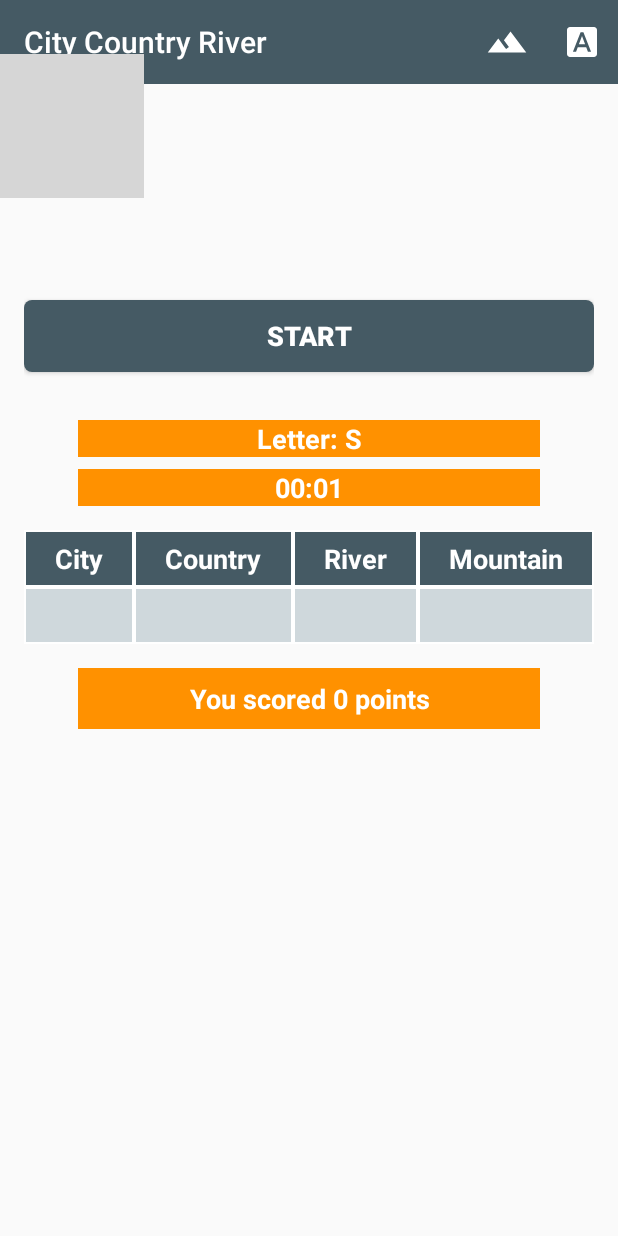
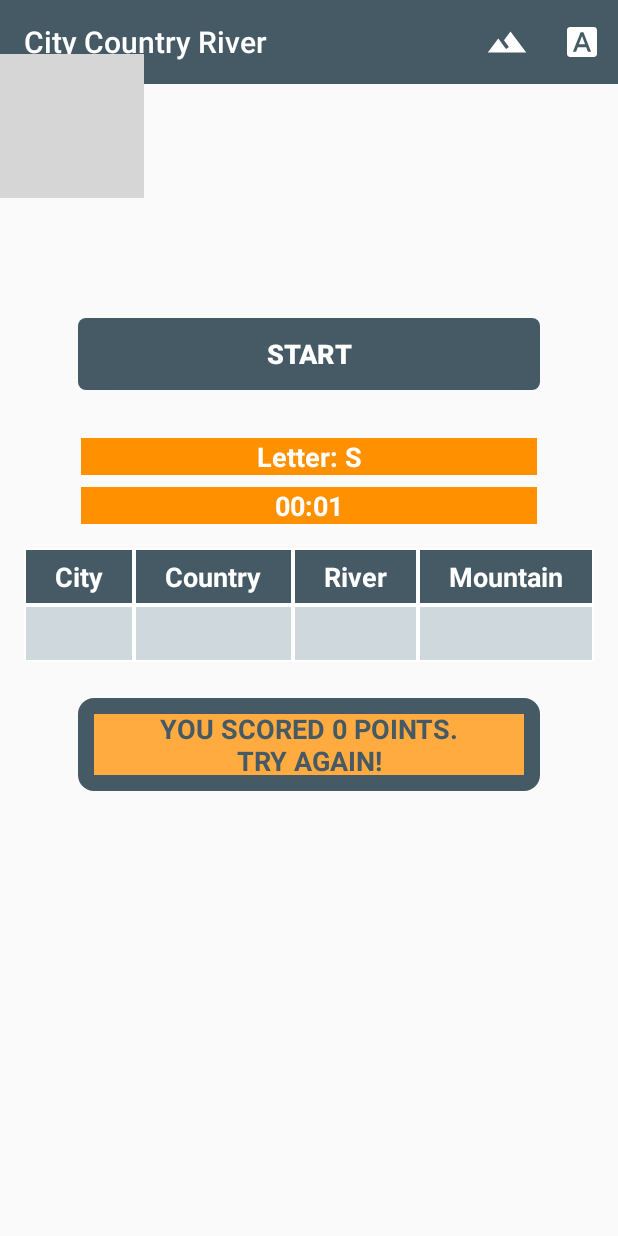
Before and after one commit to hildegw/StadtLandFluss, an Android app: the screen it shows after launch (MainActivity), after a tap on "STOP", on a phone screen of 412 x 824 dp. Run offline under Robolectric (Android 15) with nearby library versions, the light colour scheme and no system bars; our stand-ins replace Firebase (no records; nobody signed in at launch, a user with empty details on screens opened directly); 3 other taps on this screen came first; grey boxes are pictures that could not be loaded.

Commit message:
some smaller changes in layout and color

```diff
--- a/app/src/main/java/com/example/android/stadtlandfluss/MainActivity.java
+++ b/app/src/main/java/com/example/android/stadtlandfluss/MainActivity.java
@@ -344,9 +344,19 @@ public class MainActivity extends AppCompatActivity {
         //display score
         String showScore = valueOf(score);
         TextView scoreText = (TextView) findViewById(R.id.your_score_is);
-        scoreText.setText(getString(R.string.your_score_is) + " " + showScore + " points");
+        if(score <= 30){
+            scoreText.setText(getString(R.string.your_score_is) + " " + showScore + " points.\n"
+                + "Try again!");
+        } else if(30 < score && score <= 80) {
+            scoreText.setText(getString(R.string.your_score_is) + " " + showScore + " points.\n"
+                    + "Not bad - try again!");
+        } else if (score > 80) {
+            scoreText.setText(getString(R.string.your_score_is) + " " + showScore + " points.\n"
+                    + "You are a true expert!");
+        } else
+            scoreText.setText("Try again!");
+
         Log.i("Value is: ", valueOf(correctFieldsCount)); //todo remove
         Log.i("geo ", geoNamesString); //todo remove
-
     }
 }
--- /dev/null
+++ b/app/src/main/res/drawable/rounded_lining.xml
@@ -0,0 +1,15 @@
+<?xml version="1.0" encoding="utf-8"?>
+<shape xmlns:android="http://schemas.android.com/apk/res/android">
+    <solid android:color="@color/colorAccentLight"/>
+
+    <stroke
+        android:width="16px"
+        android:color="@color/colorPrimaryDark"/>
+
+    <padding android:left="8dp"
+        android:top="0dp"
+        android:right="8dp"
+        android:bottom="0dp"  />
+
+    <corners android:radius="5dp" />
+</shape>
--- a/app/src/main/res/layout/activity_main.xml
+++ b/app/src/main/res/layout/activity_main.xml
@@ -44,7 +44,7 @@
                 <LinearLayout
                     android:layout_width="match_parent"
                     android:layout_height="wrap_content"
-                    android:layout_marginTop="120dp"
+                    android:layout_marginTop="132dp"
                     android:orientation="horizontal">
 
                     <Button
@@ -136,7 +136,8 @@
 
                 <TextView
                     android:id="@+id/your_score_is"
-                    style="@style/highlightedText"
+                    android:layout_marginTop="16dp"
+                    style="@style/scoreMessage"
                     android:padding="8dp"
                     android:text="" />
 
--- a/app/src/main/res/values/colors.xml
+++ b/app/src/main/res/values/colors.xml
@@ -6,7 +6,7 @@
     <color name="colorAccent">#FF9100</color>
     <color name="colorAccentLight">#FFAB40</color>
     <color name="colorTextLight">#FFFFFF</color>
-    <color name="colorTextDark">#111111</color>
+    <color name="colorTextDark">#455A64</color>
 </resources>
 
 <!-- http://www.sankk.in/material-mixer/ -->
--- a/app/src/main/res/values/styles.xml
+++ b/app/src/main/res/values/styles.xml
@@ -40,10 +40,12 @@
         <item name="android:textSize">18sp</item>
         <item name="android:textAllCaps">true</item>
         <item name="android:textColor">@color/colorTextLight</item>
-        <item name="android:layout_width">96dp</item>
+        <item name="android:layout_width">match_parent</item>
         <item name="android:layout_height">wrap_content</item>
         <item name="android:layout_marginTop">8dp</item>
         <item name="android:layout_marginBottom">24dp</item>
+        <item name="android:layout_marginLeft">36dp</item>
+        <item name="android:layout_marginRight">36dp</item>
     </style>
 
     <style name="highlightedText">
@@ -53,11 +55,26 @@
         <item name="android:gravity">center</item>
         <item name="android:layout_weight">1</item>
         <item name="android:layout_marginTop">8dp</item>
-        <item name="android:layout_marginLeft">36dp</item>
-        <item name="android:layout_marginRight">36dp</item>
+        <item name="android:layout_marginLeft">38dp</item>
+        <item name="android:layout_marginRight">38dp</item>
         <item name="android:textSize">18sp</item>
         <item name="android:textStyle">bold</item>
         <item name="android:textColor">@color/colorTextLight</item>
+    </style>
+
+    <style name="scoreMessage">
+        <item name="android:background">@drawable/rounded_lining</item>
+        <item name="android:gravity">center</item>
+        <item name="android:textStyle">bold</item>
+        <item name="android:textSize">18sp</item>
+        <item name="android:textAllCaps">true</item>
+        <item name="android:textColor">@color/colorTextDark</item>
+        <item name="android:layout_width">match_parent</item>
+        <item name="android:layout_height">wrap_content</item>
+        <item name="android:layout_marginTop">8dp</item>
+        <item name="android:layout_marginBottom">24dp</item>
+        <item name="android:layout_marginLeft">36dp</item>
+        <item name="android:layout_marginRight">36dp</item>
     </style>
 
     <style name="checkBox">
```
